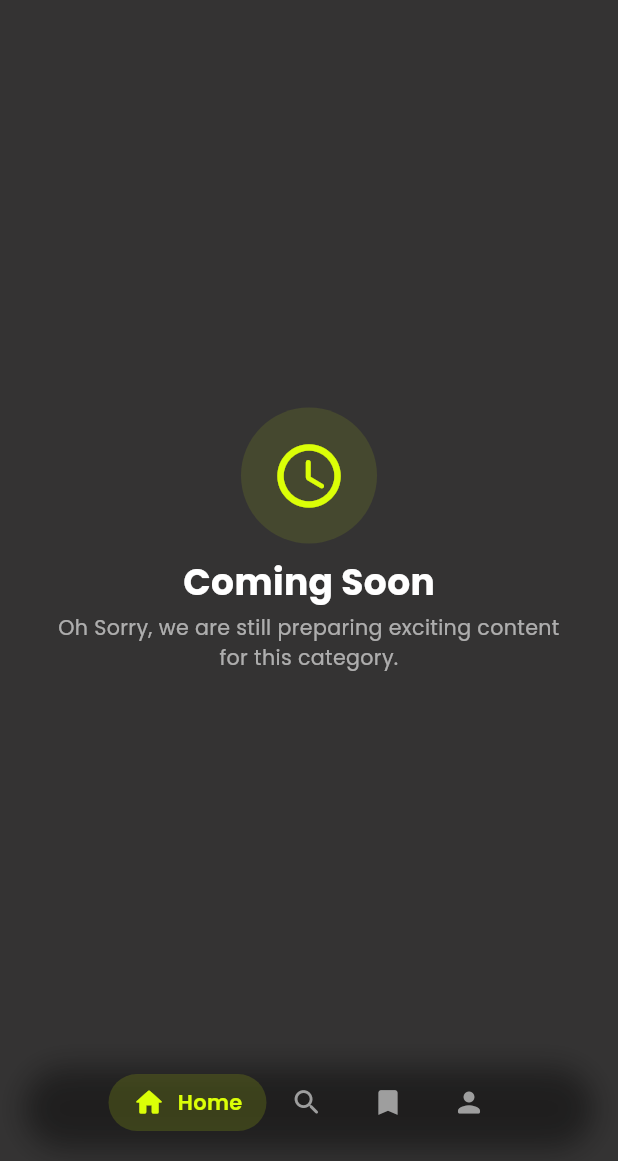
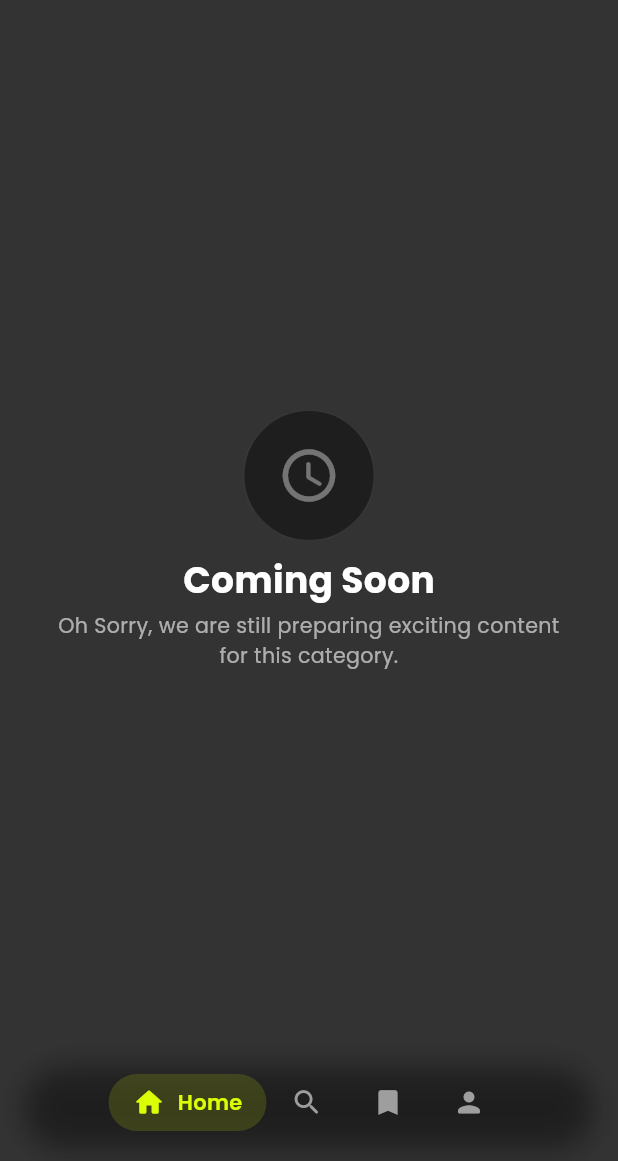
Before and after one commit to dxkrn/screenly, a Flutter app: the screen it shows after launch, after a tap on "TV Shows", after a tap on "Cartoons", on a phone screen of 412 x 824 dp, the part 75-1236 px from its top. Run offline on Flutter 3.47's test engine with Material 3 defaults, Android fonts, the phone set to English and light mode, and no system bars; drawn by our look-alikes of google_nav_bar; our stand-ins replace app_links, cached_network_image, easy_localization, flutter_carousel_widget, flutter_screenutil, flutter_svg and 3 more; missing offline and left inert: flutter_flavor; accounts and stored records are empty; network calls fail.

Commit message:
feat: change coming soon icon

```diff
--- a/lib/app/modules/home/views/components/coming_soon_view.dart
+++ b/lib/app/modules/home/views/components/coming_soon_view.dart
@@ -21,15 +21,21 @@ class ComingSoonView extends StatelessWidget {
           mainAxisAlignment: MainAxisAlignment.center,
           children: [
             Container(
-              padding: const EdgeInsets.all(20),
+              width: 88,
+              height: 88,
               decoration: BoxDecoration(
-                color: primaryColor.withValues(alpha: 0.1),
+                color: const Color(0xFF1E1E1E),
                 shape: BoxShape.circle,
+                border: Border.all(
+                  color: Colors.white.withValues(alpha: 0.1),
+                ),
               ),
-              child: Icon(
-                Icons.access_time_rounded,
-                size: 48.sp,
-                color: primaryColor,
+              child: const Center(
+                child: Icon(
+                  Icons.access_time_rounded,
+                  color: Colors.white38,
+                  size: 42,
+                ),
               ),
             ),
             8.height,
```
